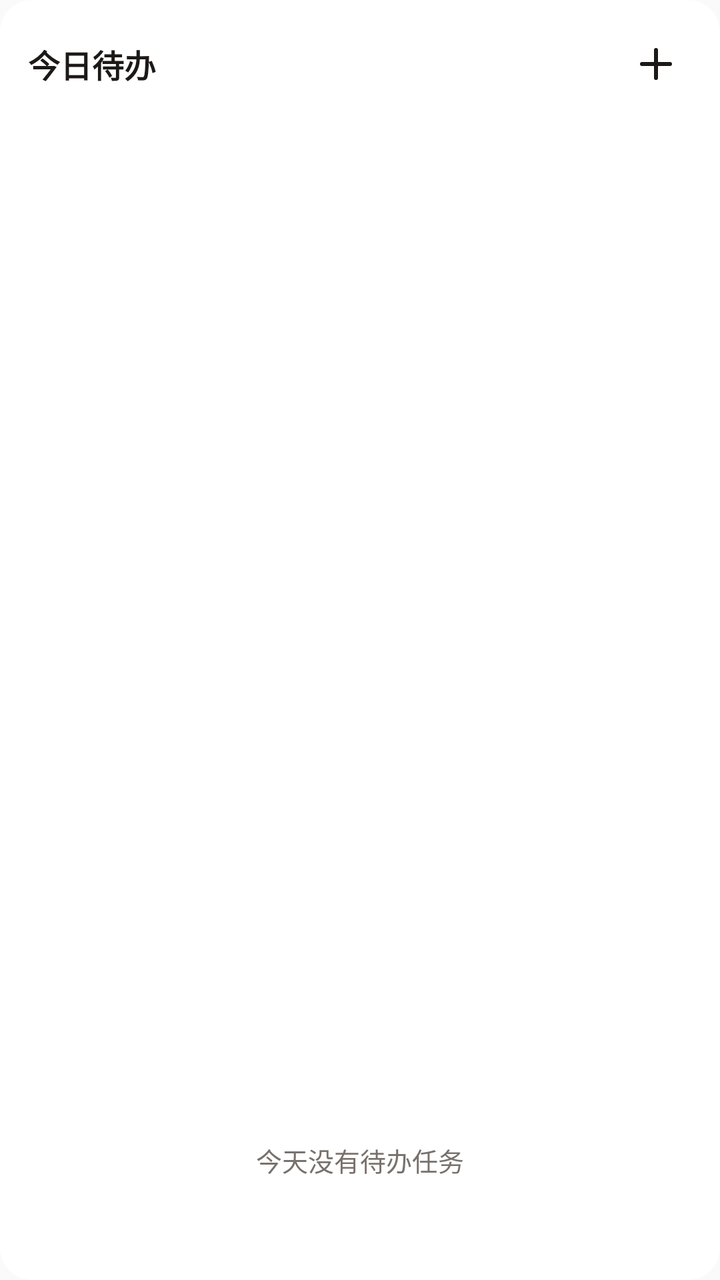
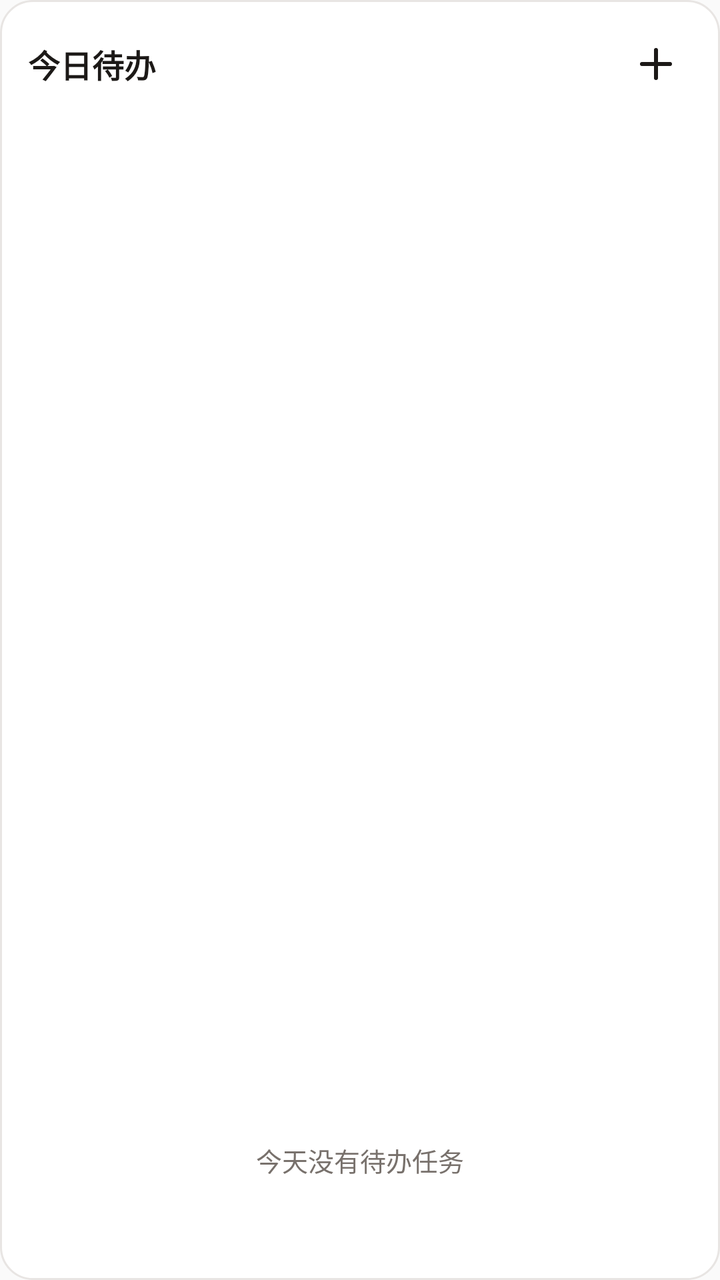

An Android layout rendered at two revisions. The XML below is the earlier revision; the diff shows what the commit changed to produce the second picture.
<!-- AndroidManifest.xml: application theme AppTheme -->
<!-- res/layout/widget_todo_4x2.xml -->
<?xml version="1.0" encoding="utf-8"?>
<LinearLayout xmlns:android="http://schemas.android.com/apk/res/android"
    android:layout_width="match_parent"
    android:layout_height="match_parent"
    android:background="@drawable/widget_bg"
    android:orientation="vertical"
    android:padding="14dp">

    
    <RelativeLayout
        android:layout_width="match_parent"
        android:layout_height="wrap_content"
        android:layout_marginBottom="8dp">

        <TextView
            android:id="@+id/widget_title"
            android:layout_width="wrap_content"
            android:layout_height="wrap_content"
            android:layout_alignParentStart="true"
            android:layout_centerVertical="true"
            android:text="今日待办"
            android:textColor="@color/widget_text_primary"
            android:textSize="16sp"
            android:textStyle="bold" />

        <ImageButton
            android:id="@+id/widget_btn_add"
            android:layout_width="36dp"
            android:layout_height="36dp"
            android:layout_alignParentEnd="true"
            android:layout_centerVertical="true"
            android:background="?android:attr/selectableItemBackgroundBorderless"
            android:contentDescription="添加任务"
            android:src="@drawable/ic_widget_add" />
    </RelativeLayout>

    
    <ListView
        android:id="@+id/widget_task_container"
        android:layout_width="match_parent"
        android:layout_height="0dp"
        android:layout_weight="1"
        android:divider="@null"
        android:dividerHeight="0dp"
        android:scrollbarStyle="outsideOverlay"
        android:clipToPadding="false"
        android:fadingEdge="vertical"
        android:fadingEdgeLength="8dp" />

    
    <TextView
        android:id="@+id/widget_empty"
        android:layout_width="match_parent"
        android:layout_height="wrap_content"
        android:gravity="center"
        android:padding="16dp"
        android:text="今天没有待办任务"
        android:textColor="@color/widget_text_secondary"
        android:textSize="13sp" />

    
    <TextView
        android:id="@+id/widget_footer"
        android:layout_width="match_parent"
        android:layout_height="wrap_content"
        android:layout_marginTop="4dp"
        android:gravity="center"
        android:textColor="@color/widget_text_secondary"
        android:textSize="12sp" />

</LinearLayout>
<!-- resources referenced by this layout -->
<resources>
  <color name="widget_text_primary">#1C1917</color>
  <color name="widget_text_secondary">#78716C</color>
  <!-- drawable ic_widget_add (drawable) -->
  <?xml version="1.0" encoding="utf-8"?>
  <vector xmlns:android="http://schemas.android.com/apk/res/android"
      android:width="24dp"
      android:height="24dp"
      android:viewportWidth="24"
      android:viewportHeight="24">
      <path
          android:fillColor="@color/widget_text_primary"
          android:pathData="M12,4a1,1 0,0 1,1 1v6h6a1,1 0,1 1,0 2h-6v6a1,1 0,1 1,-2 0v-6H5a1,1 0,1 1,0 -2h6V5a1,1 0,0 1,1 -1z" />
  </vector>
  <!-- drawable widget_bg (drawable) -->
  <?xml version="1.0" encoding="utf-8"?>
  <shape xmlns:android="http://schemas.android.com/apk/res/android"
      android:shape="rectangle">
      <solid android:color="@color/widget_bg" />
      <corners android:radius="16dp" />
  </shape>
  <style name="AppTheme" parent="Theme.AppCompat.Light.DarkActionBar">
          
          <item name="colorPrimary">@color/colorPrimary</item>
          <item name="colorPrimaryDark">@color/colorPrimaryDark</item>
          <item name="colorAccent">@color/colorAccent</item>
      </style>
  <color name="widget_bg">#FFFFFF</color>
  <color name="colorPrimary">#1C1917</color>
  <color name="colorPrimaryDark">#0C0A09</color>
  <color name="colorAccent">#2563EB</color>
</resources>

<!-- the commit's change to res/layout/widget_todo_4x2.xml (unified diff, before → after) -->
@@ -1,8 +1,9 @@
 <?xml version="1.0" encoding="utf-8"?>
 <LinearLayout xmlns:android="http://schemas.android.com/apk/res/android"
+    android:id="@+id/widget_root"
     android:layout_width="match_parent"
     android:layout_height="match_parent"
-    android:background="@drawable/widget_bg"
+    android:background="@drawable/widget_bg_light"
     android:orientation="vertical"
     android:padding="14dp">
 
<!-- resource entries referenced after the edit -->
@@ -13,12 +13,13 @@
           android:fillColor="@color/widget_text_primary"
           android:pathData="M12,4a1,1 0,0 1,1 1v6h6a1,1 0,1 1,0 2h-6v6a1,1 0,1 1,-2 0v-6H5a1,1 0,1 1,0 -2h6V5a1,1 0,0 1,1 -1z" />
   </vector>
-  <!-- drawable widget_bg (drawable) -->
+  <!-- drawable widget_bg_light (drawable) -->
   <?xml version="1.0" encoding="utf-8"?>
   <shape xmlns:android="http://schemas.android.com/apk/res/android"
       android:shape="rectangle">
-      <solid android:color="@color/widget_bg" />
+      <solid android:color="#FFFFFF" />
       <corners android:radius="16dp" />
+      <stroke android:width="1dp" android:color="#E8E5E3" />
   </shape>
   <style name="AppTheme" parent="Theme.AppCompat.Light.DarkActionBar">
           
@@ -26,7 +27,6 @@
           <item name="colorPrimaryDark">@color/colorPrimaryDark</item>
           <item name="colorAccent">@color/colorAccent</item>
       </style>
-  <color name="widget_bg">#FFFFFF</color>
   <color name="colorPrimary">#1C1917</color>
   <color name="colorPrimaryDark">#0C0A09</color>
   <color name="colorAccent">#2563EB</color>
